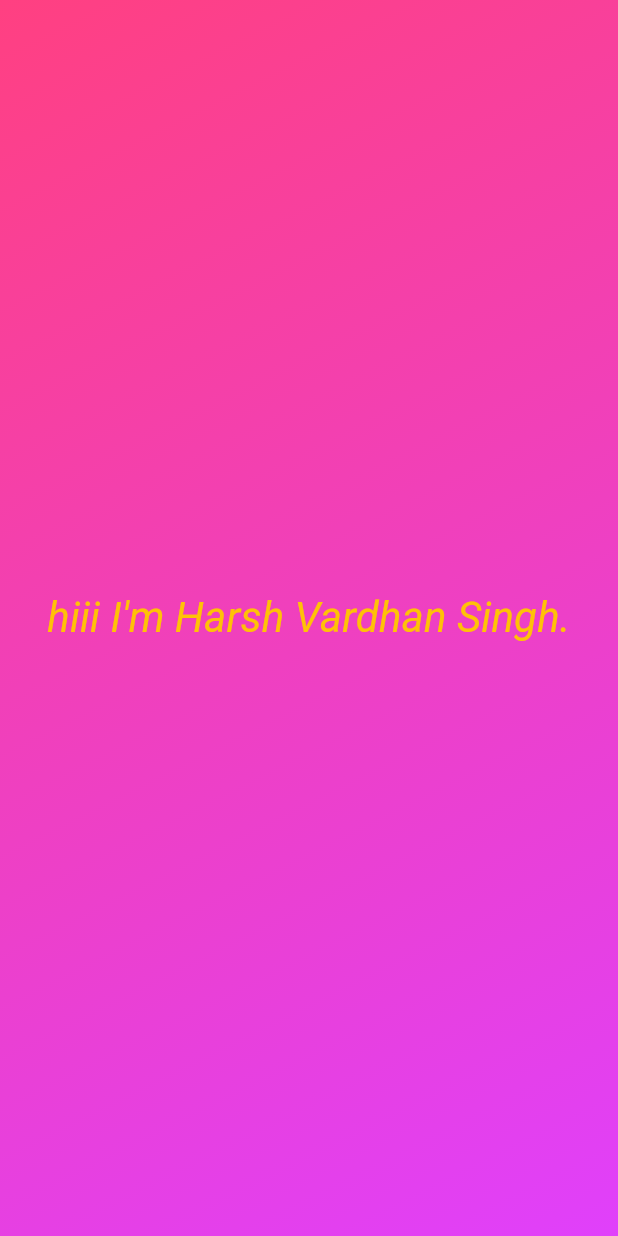
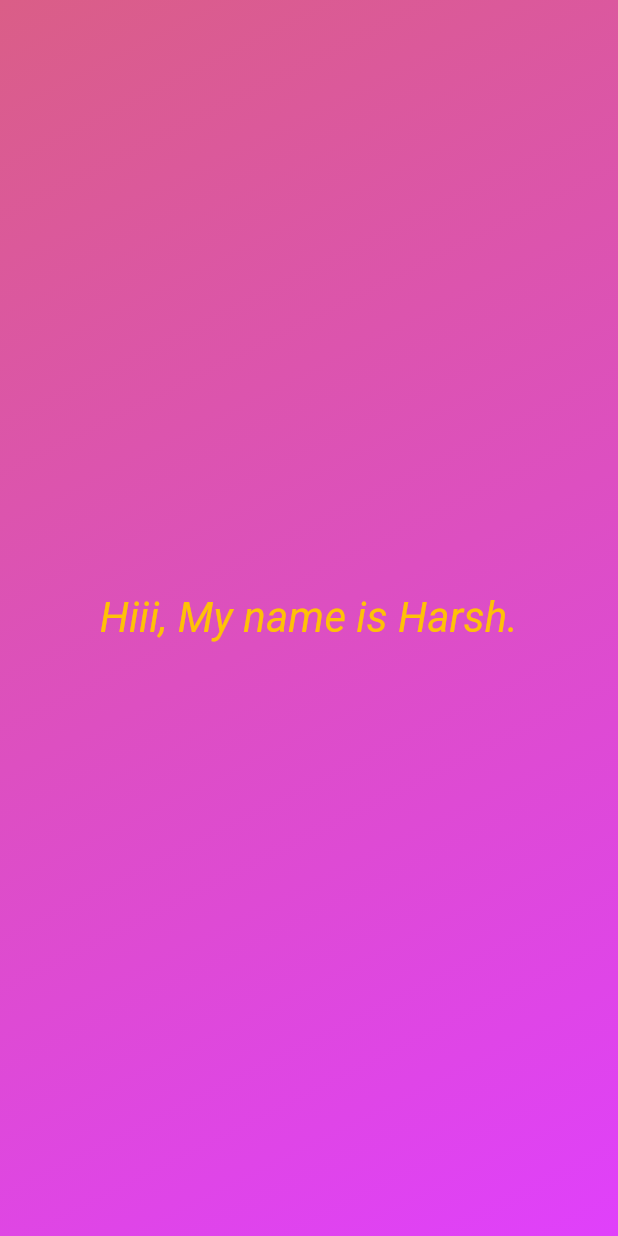
Before and after one commit to sharshv2012/first_app, a Flutter app: the screen it shows after launch, on a phone screen of 412 x 824 dp. Run offline on Flutter 3.47's test engine with Material 2 defaults, Android fonts, the phone set to English and light mode, and no system bars.

Commit message:
Commit 3: Learned how to assign arguments to the constructors in the custom widget classes : )

```diff
--- a/lib/gradient_container.dart
+++ b/lib/gradient_container.dart
@@ -1,7 +1,8 @@
 import 'package:first_app/styled_text.dart';
 import 'package:flutter/material.dart';
 
-
+const startAlignment = Alignment.topLeft ;
+const endAlignment =  Alignment.bottomRight ; // const or fianl is same as val
 class GradientContainer extends StatelessWidget {
   const GradientContainer({super.key}); // a constructor , super.key passes key to the super class i.e Stateless widget.
   // u can do some initialization work by giving it a body {}
@@ -11,15 +12,15 @@ class GradientContainer extends StatelessWidget {
   @override
   Widget build(BuildContext context) {
     return Container(
-      decoration: const BoxDecoration(
+       decoration:  const BoxDecoration(
         gradient: LinearGradient(
-          colors: [Colors.pinkAccent, Colors.purpleAccent],
-          begin: Alignment.topLeft,
-          end: Alignment.bottomRight,
+          colors: [Color.fromARGB(255, 218, 94, 135), Colors.purpleAccent],
+          begin: startAlignment,
+          end:endAlignment,
         ),
       ),
       child: const Center(
-        child: StyledText()
+        child: StyledText("Hiii, My name is Harsh.")
       ),
     );
   }
--- a/lib/styled_text.dart
+++ b/lib/styled_text.dart
@@ -2,12 +2,14 @@ import 'package:flutter/material.dart';
 
 class StyledText extends StatelessWidget {
 
-  const StyledText({super.key});
+  const StyledText(this.text , {super.key});
+   // this.text gives value of text variable below to the text argument.
+  final String text ;
   @override
   Widget build (context){
-    return  const Text(
-          "hiii I'm Harsh Vardhan Singh.",
-          style: TextStyle(
+    return Text(
+          text ,
+          style: const TextStyle(
               color: Colors.amber, fontSize: 28, fontStyle: FontStyle.italic),
         );
   }
```
